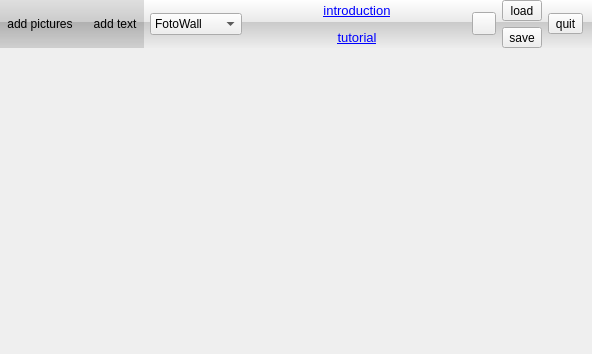
Qt form FotoWall.ui (enricoros/fotowall) before a commit.
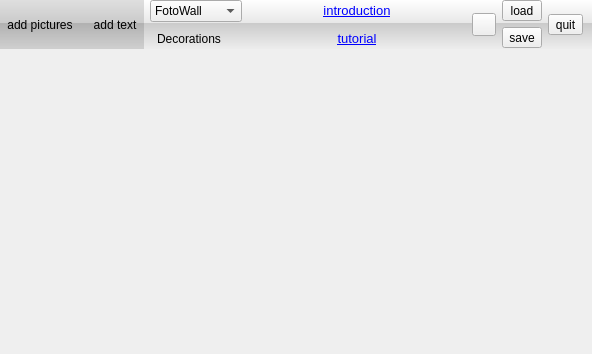
The same form after that commit. Icons and pictures are not drawn.

Commit message: Decorations menu (moved from the RMB popup) to the top bar. Cosmetic shadow. Optimize.

```diff
--- a/FotoWall.ui
+++ b/FotoWall.ui
@@ -157,6 +157,8 @@
        </widget>
       </item>
       <item>
+       <layout class="QVBoxLayout" name="verticalLayout_4">
+        <item>
        <widget class="QComboBox" name="projectType">
         <item>
          <property name="text">
@@ -174,6 +176,21 @@
          </property>
         </item>
        </widget>
+        </item>
+        <item>
+         <widget class="QToolButton" name="decoButton">
+          <property name="text">
+           <string>Decorations</string>
+          </property>
+          <property name="popupMode">
+           <enum>QToolButton::InstantPopup</enum>
+          </property>
+          <property name="autoRaise">
+           <bool>true</bool>
+          </property>
+         </widget>
+        </item>
+       </layout>
       </item>
       <item>
        <spacer name="spacer">
```
Lines whose indentation alone changed are shown as unchanged. The commit also changes 13 other files.
